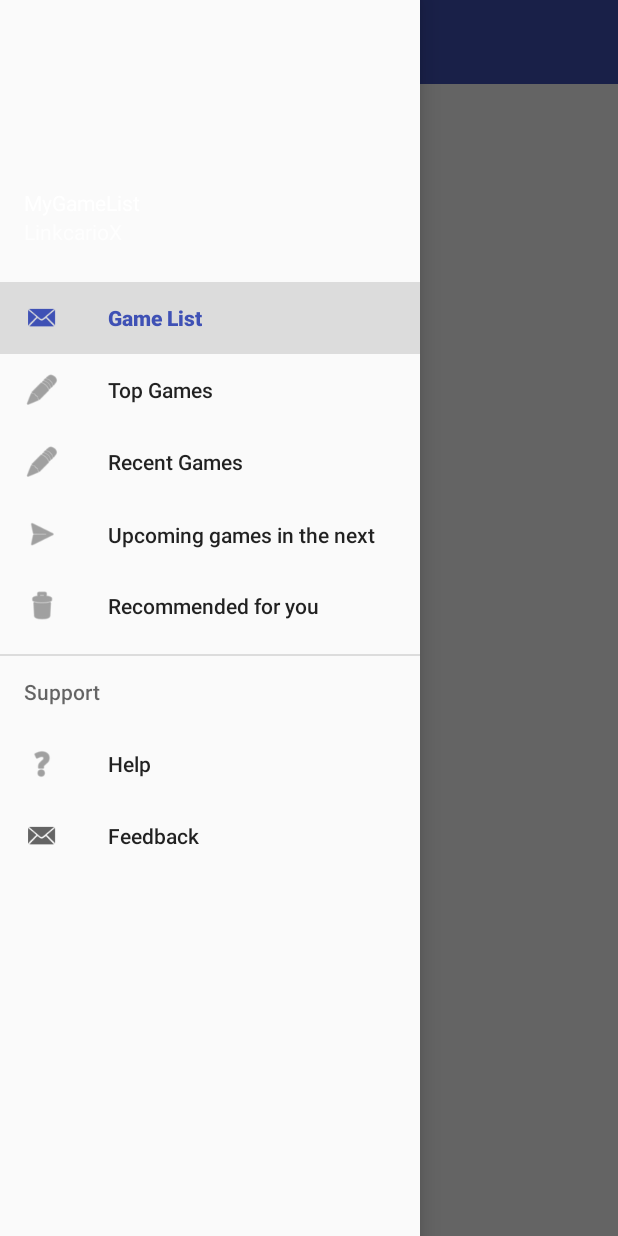
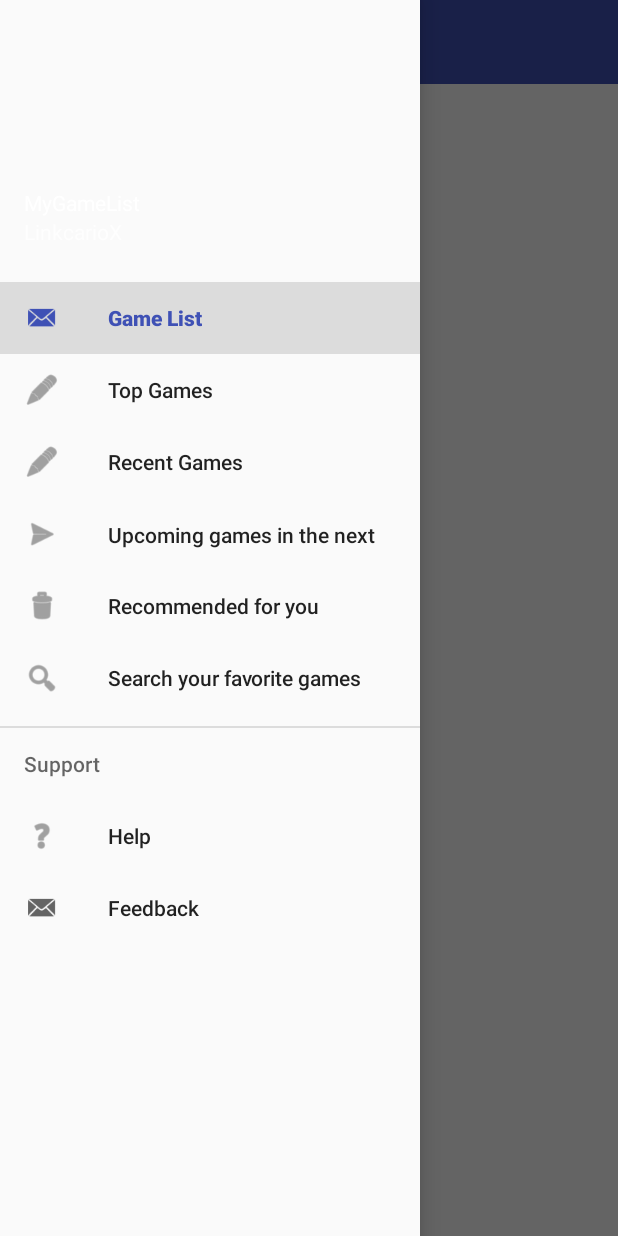
Before and after one commit to LuisCrisantos/MyGameList, an Android app: the screen it shows after launch (TopLevelActivity), with the side drawer open, on a phone screen of 412 x 824 dp. Run offline under Robolectric (Android 15) with nearby library versions, the phone set to English and light mode, and no system bars.

Commit message:
Busqueda de listas movidas al drawer.

```diff
--- a/app/src/main/AndroidManifest.xml
+++ b/app/src/main/AndroidManifest.xml
@@ -18,6 +18,9 @@
         </activity>
         <activity android:name=".RPGCategoryActivity"></activity>
         <activity android:name=".RPGDetailActivity"></activity>
+        <activity android:name=".HelpActivity"></activity>
+        <activity android:name=".FeedbackActivity"></activity>
+        <activity android:name=".SearchActivity"></activity>
     </application>
 
 </manifest>
--- a/app/src/main/java/com/hfad/mygamelist/SearchFragment.java
+++ /dev/null
@@ -1,4 +0,0 @@
-package com.hfad.mygamelist;
-
-public class SearchFragment {
-}
--- a/app/src/main/java/com/hfad/mygamelist/TopLevelActivity.java
+++ b/app/src/main/java/com/hfad/mygamelist/TopLevelActivity.java
@@ -24,7 +24,7 @@ public class TopLevelActivity extends AppCompatActivity implements NavigationVie
         super.onCreate(savedInstanceState);
         setContentView(R.layout.activity_top_level);
 
-        AdapterView.OnItemClickListener itemClickListener =
+        /*AdapterView.OnItemClickListener itemClickListener =
                 new AdapterView.OnItemClickListener(){
                     public void onItemClick(AdapterView<?> listView,
                                             View itemView,
@@ -39,7 +39,7 @@ public class TopLevelActivity extends AppCompatActivity implements NavigationVie
                 };
 
         ListView listView = (ListView) findViewById(R.id.list_options);
-        listView.setOnItemClickListener(itemClickListener);
+        listView.setOnItemClickListener(itemClickListener);*/
 
         Toolbar toolbar = (Toolbar) findViewById(R.id.toolbar);
         setSupportActionBar(toolbar);
@@ -87,6 +87,11 @@ public class TopLevelActivity extends AppCompatActivity implements NavigationVie
                 fragment = new RecommendationFragment();
                 break;
 
+            case R.id.nav_search:
+                //fragment = new SearchFragment();
+                intent = new Intent(this, SearchActivity.class);
+                break;
+
             case R.id.nav_help:
                 intent = new Intent(this, HelpActivity.class);
                 break;
--- a/app/src/main/res/layout/activity_top_level.xml
+++ b/app/src/main/res/layout/activity_top_level.xml
@@ -37,7 +37,7 @@
             app:menu="@menu/menu_nav" />
     </androidx.drawerlayout.widget.DrawerLayout>
 
-    <ImageView
+    <!--<ImageView
         android:layout_width="match_parent"
         android:layout_height="178dp"
         android:contentDescription="@string/mgl_logo"
@@ -47,6 +47,6 @@
         android:id="@+id/list_options"
         android:layout_width="match_parent"
         android:layout_height="wrap_content"
-        android:entries="@array/genres" />
+        android:entries="@array/genres" />-->
 
 </LinearLayout>
--- a/app/src/main/res/layout/fragment_search.xml
+++ /dev/null
@@ -1,6 +0,0 @@
-<?xml version="1.0" encoding="utf-8"?>
-<androidx.constraintlayout.widget.ConstraintLayout
-    xmlns:android="http://schemas.android.com/apk/res/android" android:layout_width="match_parent"
-    android:layout_height="match_parent">
-
-</androidx.constraintlayout.widget.ConstraintLayout>
--- a/app/src/main/res/menu/menu_nav.xml
+++ b/app/src/main/res/menu/menu_nav.xml
@@ -25,6 +25,10 @@
             android:id="@+id/nav_recommend"
             android:icon="@android:drawable/ic_menu_delete"
             android:title="Recommended for you" />
+        <item
+            android:id="@+id/nav_search"
+            android:icon="@android:drawable/ic_menu_search"
+            android:title="Search your favorite games" />
     </group>
 
     <item android:title="Support">
```
Also changed, not shown: app/src/main/java/com/hfad/mygamelist/SearchActivity.java (added, +37 -0 lines), app/src/main/res/layout/activity_search.xml (added, +20 -0 lines).
